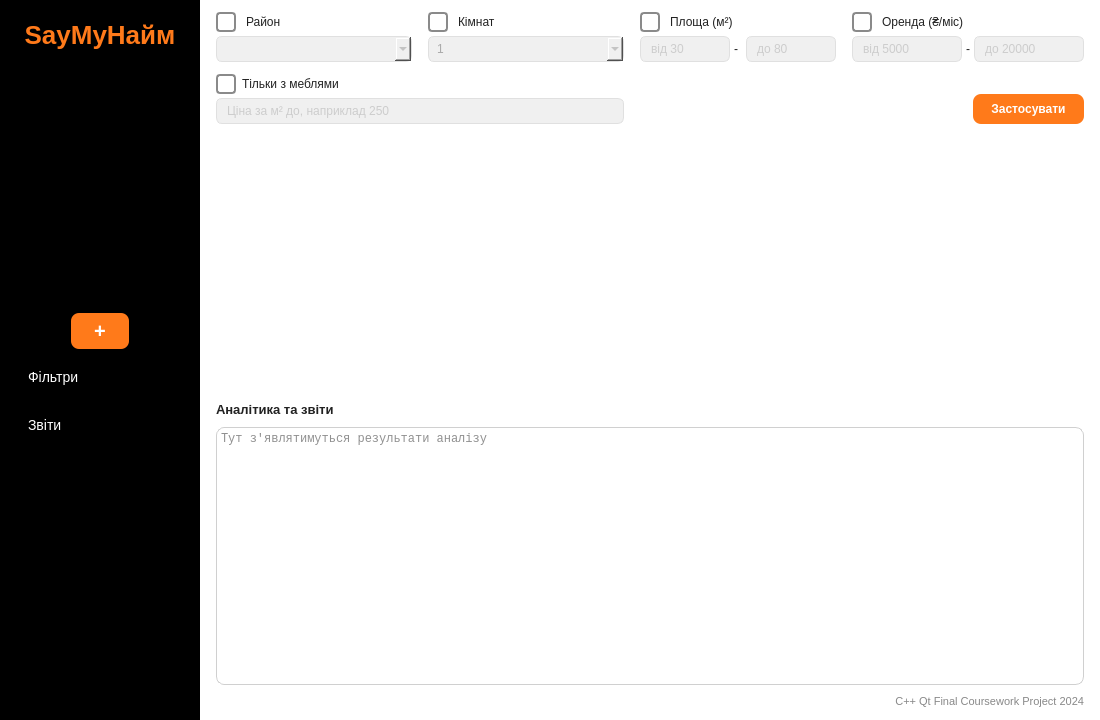
Before: the Qt Designer form mainwindow.ui in FedoliakLA/Kursova, drawn with Qt 5.
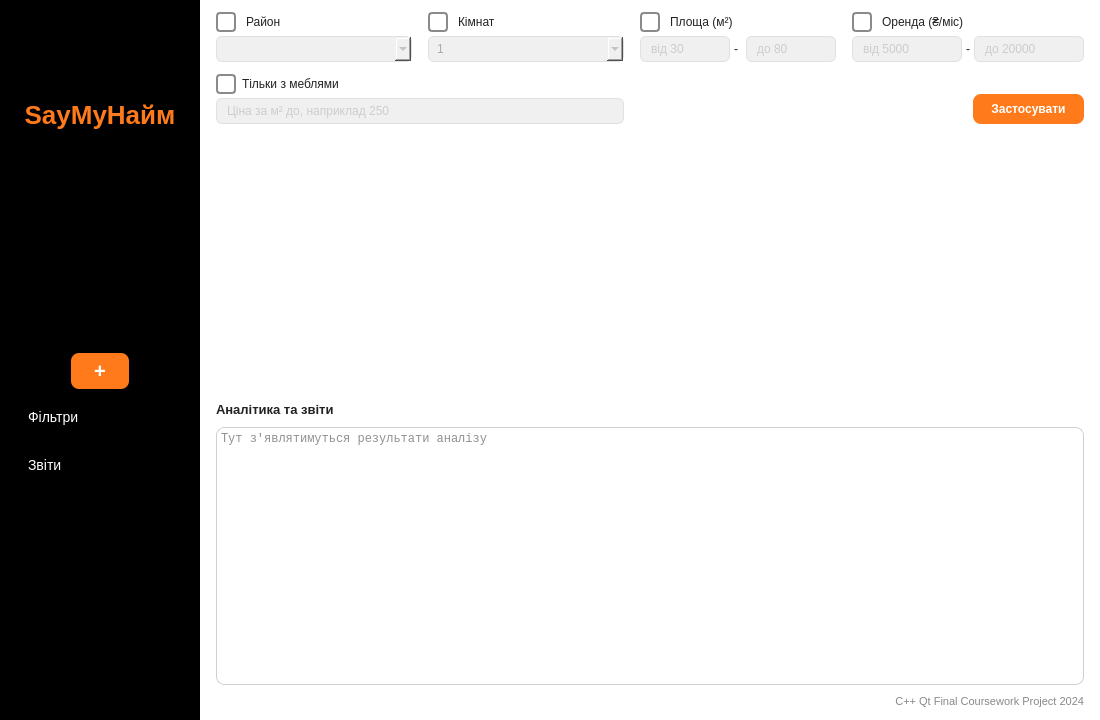
After: the same form once the commit is applied.

The edit to the form file:
```diff
--- a/mainwindow.ui
+++ b/mainwindow.ui
@@ -135,6 +135,28 @@
        <property name="bottomMargin">
         <number>20</number>
        </property>
+       <item>
+        <widget class="QLabel" name="lblLogoIcon">
+         <property name="minimumSize">
+          <size>
+           <width>0</width>
+           <height>72</height>
+          </size>
+         </property>
+         <property name="maximumSize">
+          <size>
+           <width>16777215</width>
+           <height>72</height>
+          </size>
+         </property>
+         <property name="text">
+          <string/>
+         </property>
+         <property name="alignment">
+          <set>Qt::AlignCenter</set>
+         </property>
+        </widget>
+       </item>
        <item>
         <widget class="QLabel" name="lblLogo">
          <property name="text">
```
